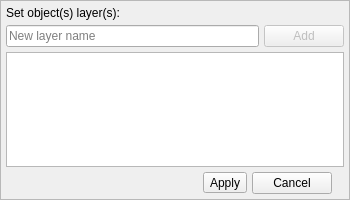
Before: the Qt Designer form libs/libgui/ui/widgets/layerswidget.ui in arichiardi/pgmodeler, drawn with Qt 5.
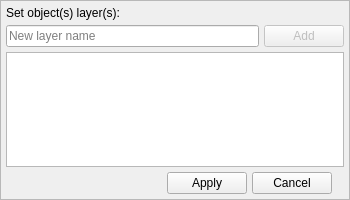
After: the same form once the commit is applied. Icons and pictures are not drawn.

Commit message: Finished the conversion of QToolButtons to QPushButton

The edit to the form file:
```diff
--- a/libs/libgui/ui/widgets/layerswidget.ui
+++ b/libs/libgui/ui/widgets/layerswidget.ui
@@ -106,41 +106,6 @@
         </property>
        </spacer>
       </item>
-      <item row="4" column="2">
-       <widget class="QToolButton" name="apply_tb">
-        <property name="enabled">
-         <bool>true</bool>
-        </property>
-        <property name="sizePolicy">
-         <sizepolicy hsizetype="Fixed" vsizetype="Fixed">
-          <horstretch>0</horstretch>
-          <verstretch>0</verstretch>
-         </sizepolicy>
-        </property>
-        <property name="toolTip">
-         <string>Rename</string>
-        </property>
-        <property name="text">
-         <string>Apply</string>
-        </property>
-        <property name="icon">
-         <iconset resource="../../res/resources.qrc">
-          <normaloff>:/icons/icons/confirm.png</normaloff>:/icons/icons/confirm.png</iconset>
-        </property>
-        <property name="iconSize">
-         <size>
-          <width>28</width>
-          <height>28</height>
-         </size>
-        </property>
-        <property name="autoExclusive">
-         <bool>false</bool>
-        </property>
-        <property name="toolButtonStyle">
-         <enum>Qt::ToolButtonStyle::ToolButtonTextBesideIcon</enum>
-        </property>
-       </widget>
-      </item>
       <item row="3" column="0" colspan="5">
        <widget class="QListWidget" name="layers_lst">
         <property name="alternatingRowColors">
@@ -236,6 +201,38 @@
         </property>
        </widget>
       </item>
+      <item row="4" column="2">
+       <widget class="QPushButton" name="apply_btn">
+        <property name="enabled">
+         <bool>true</bool>
+        </property>
+        <property name="sizePolicy">
+         <sizepolicy hsizetype="Fixed" vsizetype="Fixed">
+          <horstretch>0</horstretch>
+          <verstretch>0</verstretch>
+         </sizepolicy>
+        </property>
+        <property name="toolTip">
+         <string>Rename</string>
+        </property>
+        <property name="text">
+         <string>Apply</string>
+        </property>
+        <property name="icon">
+         <iconset resource="../../res/resources.qrc">
+          <normaloff>:/icons/icons/confirm.png</normaloff>:/icons/icons/confirm.png</iconset>
+        </property>
+        <property name="iconSize">
+         <size>
+          <width>28</width>
+          <height>28</height>
+         </size>
+        </property>
+        <property name="autoExclusive">
+         <bool>false</bool>
+        </property>
+       </widget>
+      </item>
      </layout>
     </widget>
    </item>
```
Left out of the diff: 4 changed lines with no effect on the pictures. The commit also changes 26 other files.
